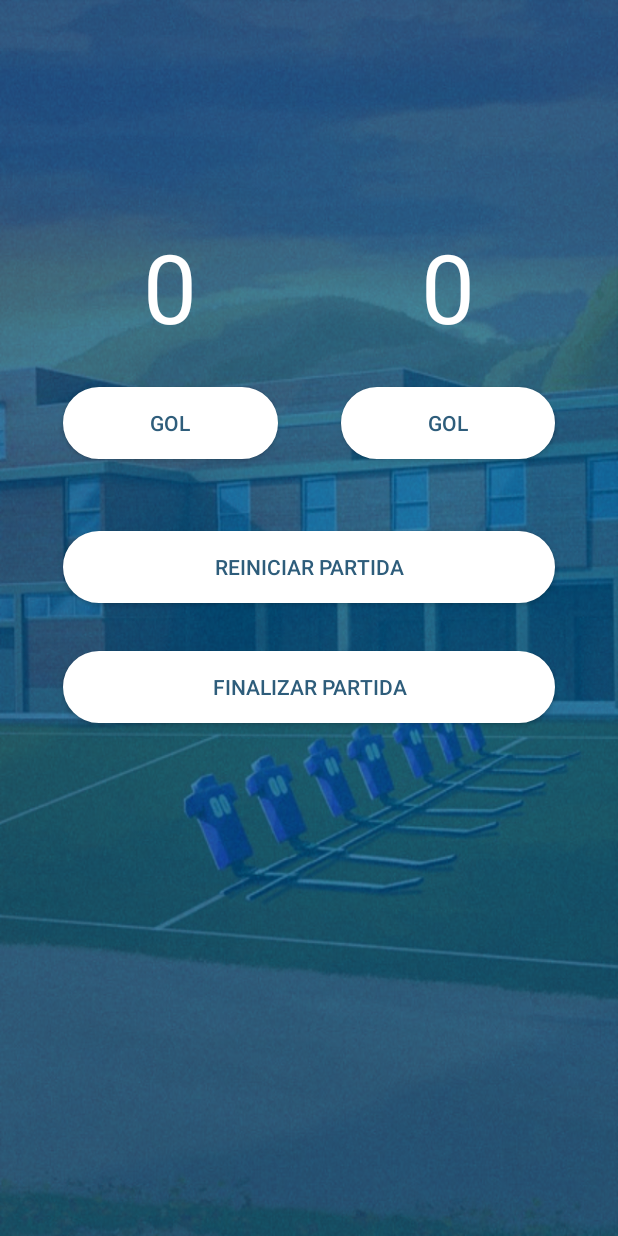
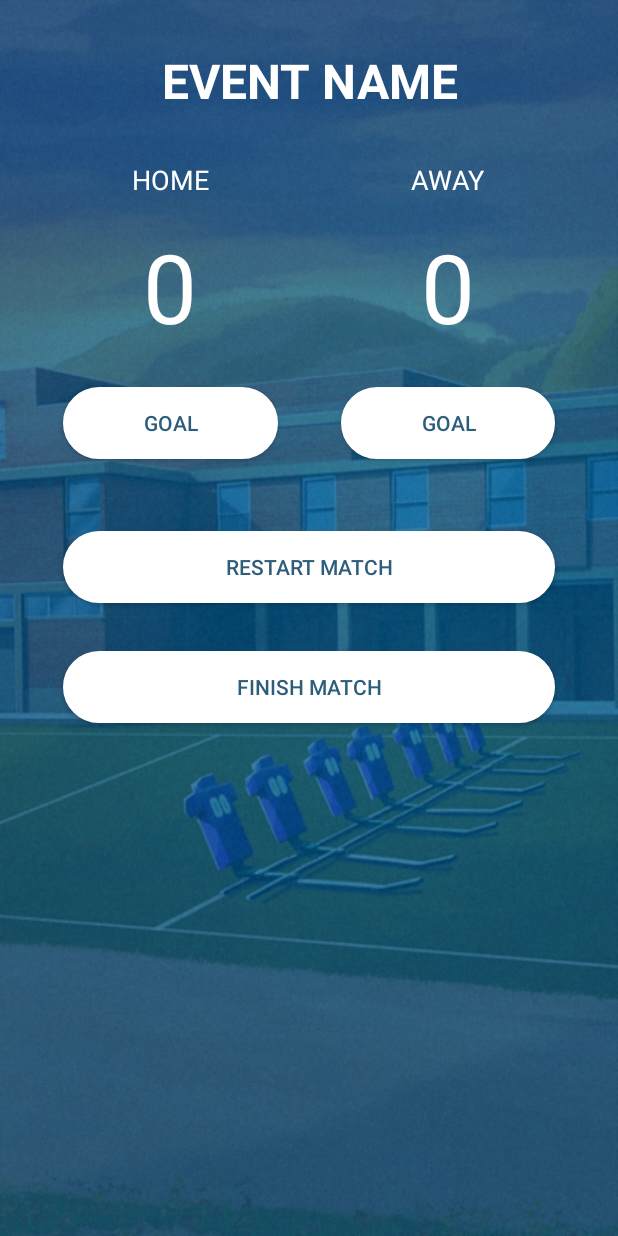
Before and after one commit to RenatoSousaA/PlacApp-FIAP, an Android app: the ScoreActivity screen opened directly, with no data from a screen before it, on a phone screen of 412 x 824 dp. Run offline under Robolectric (Android 15) with nearby library versions, the phone set to English and light mode, and no system bars.

Commit message:
Final App

```diff
--- a/app/src/main/java/br/com/fiap/ui/score/ScoreActivity.kt
+++ b/app/src/main/java/br/com/fiap/ui/score/ScoreActivity.kt
@@ -2,22 +2,72 @@ package br.com.fiap.ui.score
 
 import androidx.appcompat.app.AppCompatActivity
 import android.os.Bundle
+import androidx.lifecycle.Observer
+import androidx.lifecycle.ViewModelProviders
 import br.com.fiap.R
+import br.com.fiap.model.Game
 import kotlinx.android.synthetic.main.activity_score.*
 
 class ScoreActivity : AppCompatActivity() {
+
+    private lateinit var scoreViewModel: ScoreViewModel
 
     override fun onCreate(savedInstanceState: Bundle?) {
         super.onCreate(savedInstanceState)
         setContentView(R.layout.activity_score)
 
-        setExtras()
+        scoreViewModel = ViewModelProviders.of(this)
+            .get(ScoreViewModel::class.java)
+
+        setupView()
+
+        registerObserver()
+
+        btGoalHome.setOnClickListener {
+            scoreViewModel.goalHome()
+        }
+
+        btAwayGoal.setOnClickListener {
+            scoreViewModel.goalAway()
+        }
+
+        btRestart.setOnClickListener {
+            scoreViewModel.restartGame()
+        }
+
+        btFinish.setOnClickListener {
+            finish()
+        }
+
     }
 
-    private fun setExtras() {
-        tvEventName.text = intent.extras?.getString("eventName")
+    private fun registerObserver() {
+        scoreViewModel.goalHome.observe(this, Observer { goalHome ->
+            tvGoalHome.text = goalHome.toString()
+        })
+
+        scoreViewModel.goalAway.observe(this, Observer {
+            tvAwayGoal.text = it.toString()
+        })
+    }
+
+    private fun setupView() {
+
+        /*tvEventName.text = intent.extras?.getString("eventName")
         tvHomeName.text = intent.extras?.getString("homeTeam")
-        tvAwayName.text = intent.extras?.getString("awayTeam")
+        tvAwayName.text = intent.extras?.getString("awayTeam")*/
+
+        intent.extras?.getParcelable<Game>("game")?.apply {
+            tvEventName.text = eventName
+            tvHomeName.text = homeTeam
+            tvAwayName.text = awayTeam
+        }
+
+        /*val game = intent.extras?.getParcelable<Game>("game")
+        tvEventName.text = game?.eventName
+        tvHomeName.text = game?.homeTeam
+        tvAwayName.text = game?.awayTeam*/
+
     }
 
 }
--- /dev/null
+++ b/app/src/main/java/br/com/fiap/ui/score/ScoreViewModel.kt
@@ -0,0 +1,32 @@
+package br.com.fiap.ui.score
+
+import androidx.lifecycle.MutableLiveData
+import androidx.lifecycle.ViewModel
+
+class ScoreViewModel : ViewModel() {
+
+    val goalHome = MutableLiveData<Int>()
+    val goalAway = MutableLiveData<Int>()
+
+    init {
+        initGame()
+    }
+
+    private fun initGame() {
+        goalHome.value = 0
+        goalAway.value = 0
+    }
+
+    fun restartGame() {
+        initGame()
+    }
+
+    fun goalHome() {
+        goalHome.value = goalHome.value?.plus(1)
+    }
+
+    fun goalAway() {
+        goalAway.value = goalAway.value?.plus(1)
+    }
+
+}
--- a/app/src/main/res/layout/activity_score.xml
+++ b/app/src/main/res/layout/activity_score.xml
@@ -8,7 +8,7 @@
         android:layout_height="match_parent"
         tools:context=".ui.score.ScoreActivity">
     <TextView
-            android:text="Nome do evento"
+            android:text="@string/title_score"
             android:layout_width="0dp"
             android:gravity="center"
             android:textAllCaps="true"
@@ -20,7 +20,7 @@
             app:layout_constraintEnd_toEndOf="parent" android:layout_marginEnd="42dp" android:layout_marginTop="32dp"
             app:layout_constraintTop_toTopOf="parent"/>
     <TextView
-            android:text="Home"
+            android:text="@string/label_team_home"
             android:textSize="18sp"
             android:textAllCaps="true"
             android:layout_width="wrap_content"
@@ -31,7 +31,7 @@
             app:layout_constraintEnd_toEndOf="@+id/btGoalHome" app:layout_constraintStart_toStartOf="@+id/btGoalHome"/>
 
     <TextView
-            android:text="Away"
+            android:text="@string/label_team_away"
             android:textSize="18sp"
             android:textAllCaps="true"
             android:layout_width="wrap_content"
@@ -58,7 +58,7 @@
             app:layout_constraintEnd_toEndOf="@+id/btAwayGoal"/>
     <Button
             style="@style/custom_button"
-            android:text="Gol"
+            android:text="@string/lable_goal"
             android:id="@+id/btGoalHome" android:layout_marginTop="24dp"
             app:layout_constraintTop_toBottomOf="@+id/tvGoalHome" app:layout_constraintStart_toStartOf="parent"
             app:layout_constraintHorizontal_bias="0.5" app:layout_constraintEnd_toStartOf="@+id/btAwayGoal"
@@ -66,22 +66,22 @@
 
     <Button
             style="@style/custom_button"
-            android:text="Gol"
+            android:text="@string/lable_goal"
             android:id="@+id/btAwayGoal"
             app:layout_constraintTop_toTopOf="@+id/btGoalHome" app:layout_constraintStart_toEndOf="@+id/btGoalHome"
             app:layout_constraintEnd_toEndOf="parent" app:layout_constraintHorizontal_bias="0.5"
             android:layout_marginEnd="42dp"/>
     <Button
             style="@style/custom_button"
-            android:text="Reiniciar partida"
+            android:text="@string/restart_match"
             android:id="@+id/btRestart" android:layout_marginTop="48dp"
             app:layout_constraintTop_toBottomOf="@+id/btGoalHome" app:layout_constraintStart_toStartOf="@+id/btGoalHome"
             app:layout_constraintEnd_toEndOf="@+id/btAwayGoal"
     />
     <Button
             style="@style/custom_button"
-            android:text="Finalizar partida"
-            android:id="@+id/button4" android:layout_marginTop="32dp"
+            android:text="@string/finish_match"
+            android:id="@+id/btFinish" android:layout_marginTop="32dp"
             app:layout_constraintTop_toBottomOf="@+id/btRestart" app:layout_constraintStart_toStartOf="@+id/btRestart"
             app:layout_constraintEnd_toEndOf="@+id/btRestart"/>
 </androidx.constraintlayout.widget.ConstraintLayout>
```
Also changed, not shown: app/build.gradle (+8 -0 lines), app/src/main/java/br/com/fiap/model/Game.kt (added, +22 -0 lines), app/src/main/java/br/com/fiap/ui/game/GameActivity.kt (+24 -11 lines), app/src/main/java/br/com/fiap/ui/game/GameViewModel.kt (added, +13 -0 lines), app/src/main/res/layout/fragment_away_team.xml (+4 -4 lines), app/src/main/res/layout/fragment_event.xml (+4 -4 lines), app/src/main/res/layout/fragment_home_team.xml (+4 -4 lines), app/src/main/res/values/strings.xml (+23 -10 lines), 1 other file.
